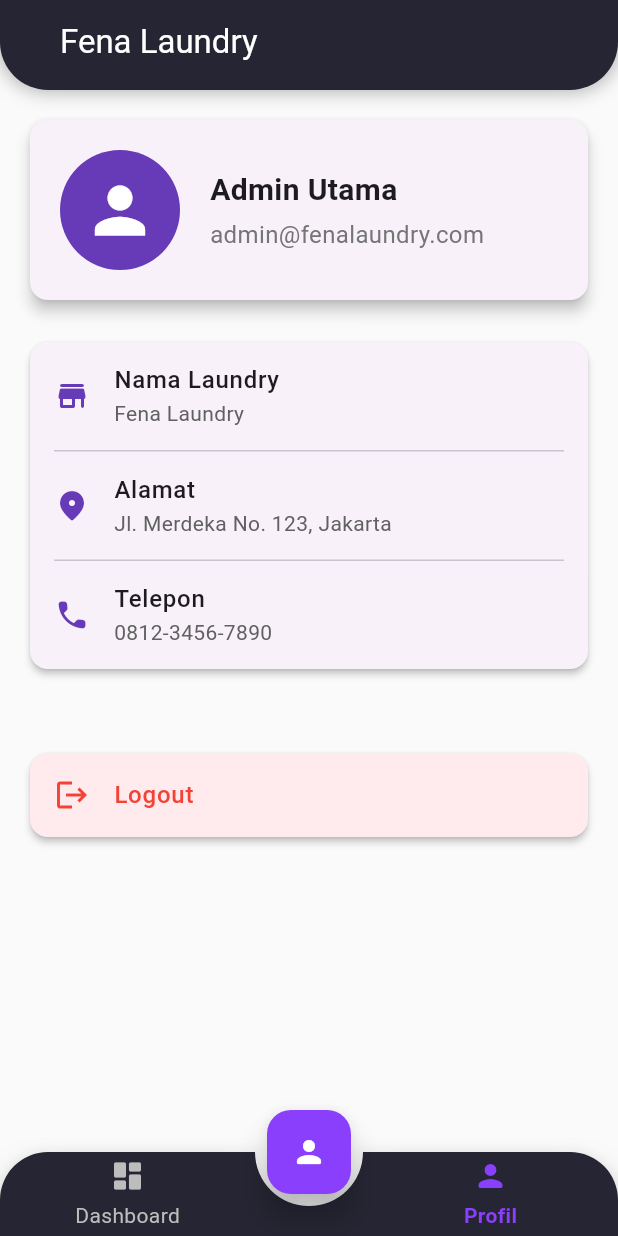
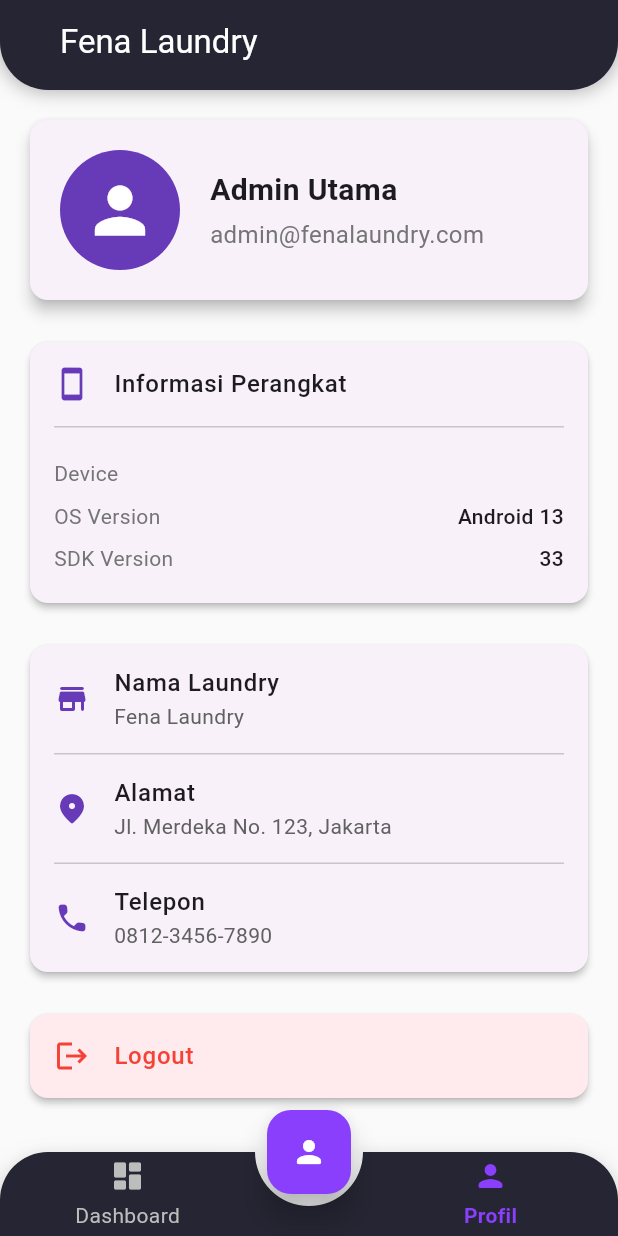
Before and after one commit to RN-1007/Laundry_App, a Flutter app: the MyHomePage screen opened directly, item 2 of the bottom bar chosen, on a phone screen of 412 x 824 dp. Run offline on Flutter 3.47's test engine with Material 3 defaults, Android fonts, the phone set to English and light mode, and no system bars; drawn by our look-alikes of animated_bottom_navigation_bar, auto_size_text; our stand-ins replace device_info_plus.

Commit message:
update : library

```diff
--- a/lib/main.dart
+++ b/lib/main.dart
@@ -6,9 +6,8 @@ import 'package:auto_size_text/auto_size_text.dart';
 import 'pages/login.dart';
 import 'pages/home.dart';
 import 'pages/profile.dart';
-import 'splash/splash_screen.dart';
+import '/splash/splash_screen.dart';
 
-// Import semua model dan halaman yang dibutuhkan
 import 'models/corporate_partner_model.dart';
 import 'models/customer_model.dart';
 import 'models/kiloan_order_model.dart';
--- a/lib/pages/profile.dart
+++ b/lib/pages/profile.dart
@@ -1,14 +1,109 @@
 import 'package:flutter/material.dart';
+import 'package:device_info_plus/device_info_plus.dart';
+import 'dart:io';
+import 'package:flutter/foundation.dart' show kIsWeb;
 
-class ProfilePage extends StatelessWidget {
+class ProfilePage extends StatefulWidget {
   final String adminEmail;
-  final VoidCallback onLogout; // Menerima fungsi logout
+  final VoidCallback onLogout;
 
   const ProfilePage({
     super.key,
     required this.adminEmail,
-    required this.onLogout, // Tambahkan di constructor
+    required this.onLogout,
   });
+
+  @override
+  State<ProfilePage> createState() => _ProfilePageState();
+}
+
+class _ProfilePageState extends State<ProfilePage> {
+  Map<String, dynamic> _deviceData = <String, dynamic>{};
+
+  @override
+  void initState() {
+    super.initState();
+    _getDeviceInfo();
+  }
+
+  // Fungsi yang diperbarui untuk mendukung semua platform
+  Future<void> _getDeviceInfo() async {
+    final DeviceInfoPlugin deviceInfo = DeviceInfoPlugin();
+    Map<String, dynamic> deviceData = <String, dynamic>{};
+
+    try {
+      if (kIsWeb) {
+        deviceData = _readWebBrowserInfo(await deviceInfo.webBrowserInfo);
+      } else if (Platform.isAndroid) {
+        deviceData = _readAndroidDeviceInfo(await deviceInfo.androidInfo);
+      } else if (Platform.isIOS) {
+        deviceData = _readIosDeviceInfo(await deviceInfo.iosInfo);
+      } else if (Platform.isWindows) {
+        deviceData = _readWindowsDeviceInfo(await deviceInfo.windowsInfo);
+      } else if (Platform.isLinux) {
+        deviceData = _readLinuxDeviceInfo(await deviceInfo.linuxInfo);
+      } else if (Platform.isMacOS) {
+        deviceData = _readMacOsDeviceInfo(await deviceInfo.macOsInfo);
+      }
+    } catch (e) {
+      deviceData = {"Error": "Gagal mendapatkan info perangkat."};
+    }
+
+    if (mounted) {
+      setState(() {
+        _deviceData = deviceData;
+      });
+    }
+  }
+
+  // Fungsi helper untuk setiap platform
+  Map<String, dynamic> _readAndroidDeviceInfo(AndroidDeviceInfo info) {
+    return {
+      'Device': info.model,
+      'OS Version': 'Android ${info.version.release}',
+      'SDK Version': info.version.sdkInt,
+    };
+  }
+
+  Map<String, dynamic> _readIosDeviceInfo(IosDeviceInfo info) {
+    return {
+      'Device': info.name,
+      'Model': info.model,
+      'OS': '${info.systemName} ${info.systemVersion}',
+    };
+  }
+
+  Map<String, dynamic> _readWindowsDeviceInfo(WindowsDeviceInfo info) {
+    return {
+      'Platform': 'Windows',
+      'Computer Name': info.computerName,
+      'Build': info.buildNumber,
+    };
+  }
+
+  Map<String, dynamic> _readLinuxDeviceInfo(LinuxDeviceInfo info) {
+    return {
+      'Platform': 'Linux',
+      'Name': info.prettyName,
+      'Build ID': info.buildId ?? 'N/A',
+    };
+  }
+
+  Map<String, dynamic> _readMacOsDeviceInfo(MacOsDeviceInfo info) {
+    return {
+      'Platform': 'macOS',
+      'Computer Name': info.computerName,
+      'Model': info.model,
+    };
+  }
+
+  Map<String, dynamic> _readWebBrowserInfo(WebBrowserInfo info) {
+    return {
+      'Platform': 'Web',
+      'Browser': info.browserName.name,
+      'User Agent': info.userAgent ?? 'N/A',
+    };
+  }
 
   @override
   Widget build(BuildContext context) {
@@ -16,7 +111,7 @@ class ProfilePage extends StatelessWidget {
       padding: const EdgeInsets.all(16.0),
       child: Column(
         children: [
-          // Header Profil
+          // Card Header Profil
           Card(
             elevation: 4,
             shape: RoundedRectangleBorder(
@@ -32,7 +127,6 @@ class ProfilePage extends StatelessWidget {
                     child: Icon(Icons.person, size: 50, color: Colors.white),
                   ),
                   const SizedBox(width: 20),
-                  // --- PERUBAHAN DI SINI: Menambahkan Expanded ---
                   Expanded(
                     child: Column(
                       crossAxisAlignment: CrossAxisAlignment.start,
@@ -45,21 +139,77 @@ class ProfilePage extends StatelessWidget {
                           ),
                         ),
                         const SizedBox(height: 4),
-                        // Text email sekarang akan wrap jika terlalu panjang
                         Text(
-                          adminEmail,
+                          widget.adminEmail,
                           style: TextStyle(
                             fontSize: 16,
                             color: Colors.grey.shade600,
                           ),
-                          overflow: TextOverflow
-                              .ellipsis, // Opsi tambahan jika ingin ellipsis
+                          overflow: TextOverflow.ellipsis,
                         ),
                       ],
                     ),
                   ),
                 ],
               ),
+            ),
+          ),
+          const SizedBox(height: 20),
+
+          // Card Informasi Perangkat
+          Card(
+            elevation: 2,
+            shape: RoundedRectangleBorder(
+              borderRadius: BorderRadius.circular(12),
+            ),
+            child: Column(
+              children: [
+                const ListTile(
+                  leading: Icon(Icons.smartphone, color: Colors.deepPurple),
+                  title: Text(
+                    "Informasi Perangkat",
+                    style: TextStyle(fontWeight: FontWeight.w500),
+                  ),
+                ),
+                const Divider(height: 1, indent: 16, endIndent: 16),
+                Padding(
+                  padding: const EdgeInsets.all(16.0),
+                  child: _deviceData.isEmpty
+                      ? const Center(child: CircularProgressIndicator())
+                      : Column(
+                          children: _deviceData.entries
+                              .map(
+                                (entry) => Padding(
+                                  padding: const EdgeInsets.symmetric(
+                                    vertical: 4.0,
+                                  ),
+                                  child: Row(
+                                    mainAxisAlignment:
+                                        MainAxisAlignment.spaceBetween,
+                                    children: [
+                                      Text(
+                                        entry.key,
+                                        style: TextStyle(
+                                          color: Colors.grey.shade600,
+                                        ),
+                                      ),
+                                      Flexible(
+                                        child: Text(
+                                          '${entry.value}',
+                                          textAlign: TextAlign.end,
+                                          style: const TextStyle(
+                                            fontWeight: FontWeight.w500,
+                                          ),
+                                        ),
+                                      ),
+                                    ],
+                                  ),
+                                ),
+                              )
+                              .toList(),
+                        ),
+                ),
+              ],
             ),
           ),
           const SizedBox(height: 20),
@@ -94,23 +244,13 @@ class ProfilePage extends StatelessWidget {
           ),
           const SizedBox(height: 20),
 
-          // Pengaturan Akun (Card kosong di kode Anda, saya isi dengan placeholder)
+          // Tombol Logout
           Card(
             elevation: 2,
             shape: RoundedRectangleBorder(
               borderRadius: BorderRadius.circular(12),
             ),
-            //
-          ),
-
-          // Tombol Logout
-          const SizedBox(height: 20),
-          Card(
-            elevation: 2,
-            shape: RoundedRectangleBorder(
-              borderRadius: BorderRadius.circular(12),
-            ),
-            color: Colors.red[50], // Warna latar yang sedikit merah
+            color: Colors.red[50],
             child: ListTile(
               leading: const Icon(Icons.logout, color: Colors.red),
               title: const Text(
@@ -120,16 +260,15 @@ class ProfilePage extends StatelessWidget {
                   color: Colors.red,
                 ),
               ),
-              onTap: onLogout, // Memanggil fungsi logout saat diklik
+              onTap: widget.onLogout,
             ),
           ),
-          const SizedBox(height: 80), // Padding tambahan untuk Bottom Nav Bar
+          const SizedBox(height: 80),
         ],
       ),
     );
   }
 
-  // Widget helper untuk baris informasi
   ListTile _buildInfoTile({
     required IconData icon,
     required String title,
@@ -141,19 +280,4 @@ class ProfilePage extends StatelessWidget {
       subtitle: Text(subtitle, style: TextStyle(color: Colors.grey.shade700)),
     );
   }
-
-  // Widget helper untuk baris aksi
-  ListTile _buildActionTile(
-    BuildContext context, {
-    required IconData icon,
-    required String title,
-    required VoidCallback onTap,
-  }) {
-    return ListTile(
-      leading: Icon(icon, color: Colors.deepPurple),
-      title: Text(title, style: const TextStyle(fontWeight: FontWeight.w500)),
-      trailing: const Icon(Icons.arrow_forward_ios_rounded, size: 16),
-      onTap: onTap,
-    );
-  }
 }
```
Also changed, not shown: pubspec.yaml (+6 -58 lines), pubspec.lock, 1 other file.
